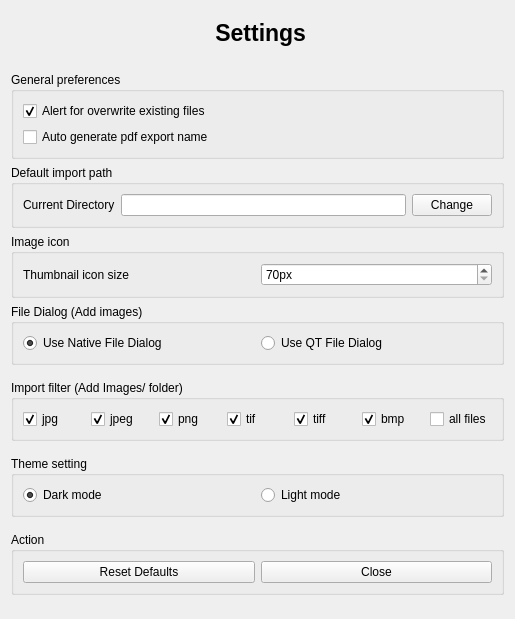
rishabh3354/JPG2PDF, file src/app_setting.ui: the form before one commit.
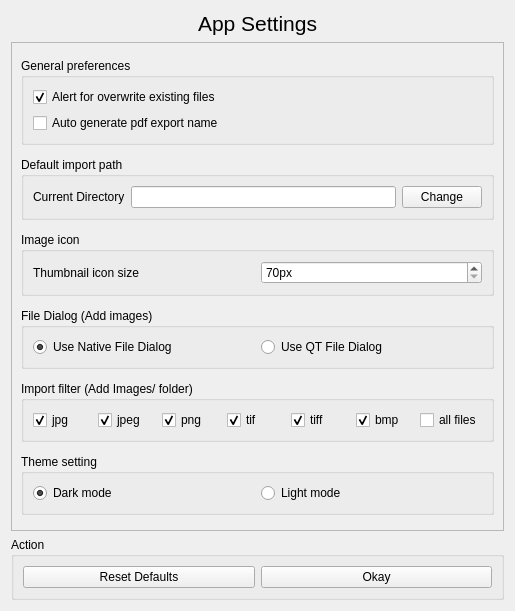
The form after the commit.

The edit to the form file:
```diff
--- a/src/app_setting.ui
+++ b/src/app_setting.ui
@@ -7,7 +7,7 @@
     <x>0</x>
     <y>0</y>
     <width>515</width>
-    <height>619</height>
+    <height>611</height>
    </rect>
   </property>
   <property name="windowTitle">
@@ -15,46 +15,35 @@
   </property>
   <layout class="QVBoxLayout" name="verticalLayout_2">
    <item>
-    <layout class="QVBoxLayout" name="verticalLayout">
-     <item>
       <widget class="QLabel" name="label">
-       <property name="sizePolicy">
-        <sizepolicy hsizetype="Preferred" vsizetype="Fixed">
-         <horstretch>0</horstretch>
-         <verstretch>0</verstretch>
-        </sizepolicy>
-       </property>
        <property name="font">
         <font>
-         <pointsize>17</pointsize>
-         <weight>75</weight>
-         <bold>true</bold>
+       <pointsize>16</pointsize>
         </font>
        </property>
        <property name="text">
-        <string> Settings</string>
+      <string>App Settings</string>
        </property>
        <property name="alignment">
-        <set>Qt::AlignBottom|Qt::AlignHCenter</set>
+      <set>Qt::AlignCenter</set>
        </property>
       </widget>
      </item>
      <item>
-      <spacer name="verticalSpacer">
-       <property name="orientation">
-        <enum>Qt::Vertical</enum>
-       </property>
-       <property name="sizeType">
-        <enum>QSizePolicy::Fixed</enum>
-       </property>
-       <property name="sizeHint" stdset="0">
-        <size>
-         <width>20</width>
-         <height>20</height>
-        </size>
-       </property>
-      </spacer>
-     </item>
+    <widget class="QScrollArea" name="scrollArea">
+     <property name="widgetResizable">
+      <bool>true</bool>
+     </property>
+     <widget class="QWidget" name="scrollAreaWidgetContents">
+      <property name="geometry">
+       <rect>
+        <x>0</x>
+        <y>0</y>
+        <width>495</width>
+        <height>484</height>
+       </rect>
+      </property>
+      <layout class="QVBoxLayout" name="verticalLayout">
      <item>
       <widget class="QGroupBox" name="groupBox_9">
        <property name="sizePolicy">
@@ -217,8 +206,6 @@
        </layout>
       </widget>
      </item>
-    </layout>
-   </item>
    <item>
     <widget class="QGroupBox" name="groupBox_10">
      <property name="sizePolicy">
@@ -365,6 +352,10 @@
      </layout>
     </widget>
    </item>
+      </layout>
+     </widget>
+    </widget>
+   </item>
    <item>
     <widget class="QGroupBox" name="groupBox_6">
      <property name="sizePolicy">
@@ -382,7 +373,7 @@
         <item row="0" column="1">
          <widget class="QPushButton" name="close">
           <property name="text">
-           <string>Close</string>
+           <string>Okay</string>
           </property>
          </widget>
         </item>
```
Lines whose indentation alone changed are shown as unchanged.
